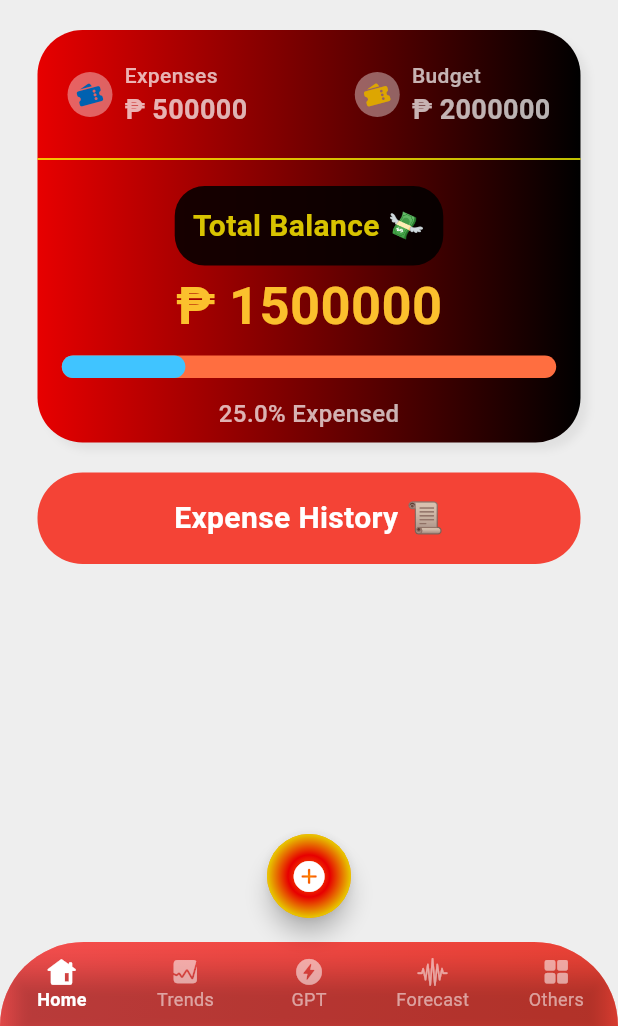
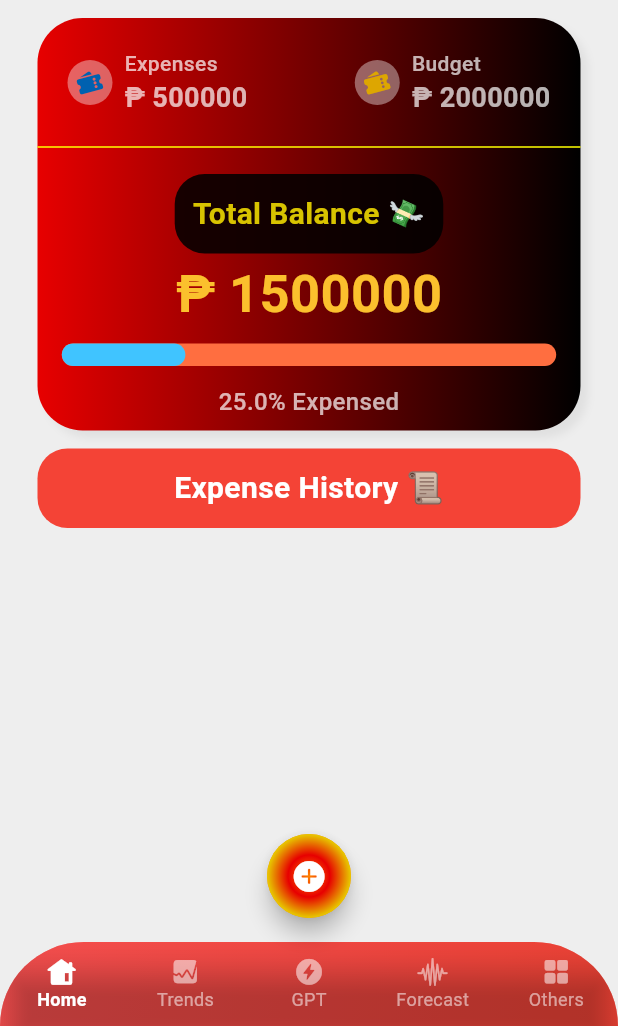
Before and after one commit to donyelqt/pera-pinoy, a Flutter app: the screen it shows after launch, on a phone screen of 412 x 824 dp, the part 210-1236 px from its top. Run offline on Flutter 3.47's test engine with Material 3 defaults, Android fonts, the phone set to English and light mode, and no system bars.

Commit message:
"Adjusted spacing and padding values in MainScreen widget"

```diff
--- a/lib/screens/home/views/main_screen.dart
+++ b/lib/screens/home/views/main_screen.dart
@@ -86,7 +86,7 @@ class MainScreen extends StatelessWidget {
                 ],
               ),
             ),
-            const SizedBox(height: 20),
+            const SizedBox(height: 12),
             Container(
               width: MediaQuery.of(context).size.width,
               height: 275,
@@ -261,14 +261,14 @@ class MainScreen extends StatelessWidget {
               ),
             ),
             const SizedBox(
-              height: 20,
+              height: 12,
             ),
             Container(
-              padding: EdgeInsets.all(16.0), // Adjust the padding as needed
+              padding: EdgeInsets.all(12.0), // Adjust the padding as needed (16 default)
               decoration: BoxDecoration(
                 color: Colors.red, // Set the background color
                 borderRadius: BorderRadius.circular(
-                    30), // Optional: adds rounded corners
+                    20), // Optional: adds rounded corners
               ),
               child: Row(
                 mainAxisAlignment: MainAxisAlignment.center,
```
